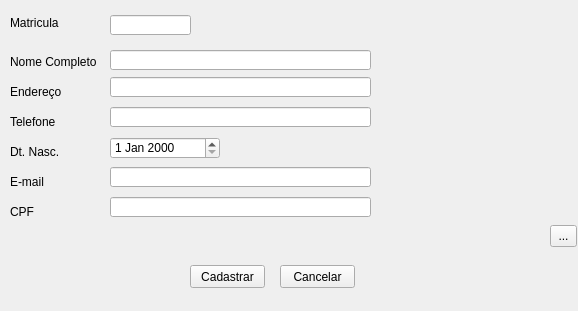
oscaresende/MATA76, file academiaUfba/addpro.ui: the form before one commit.
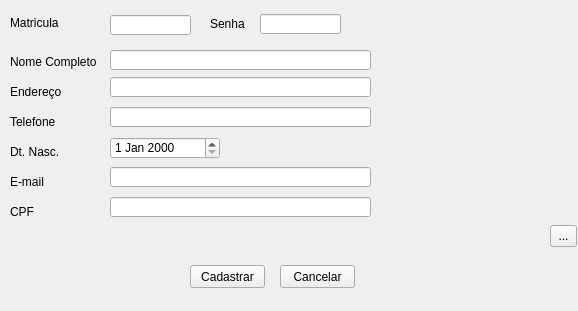
The form after the commit.

Commit message: adicionado validação de login e senha

```diff
--- a/academiaUfba/addpro.ui
+++ b/academiaUfba/addpro.ui
@@ -226,6 +226,32 @@
     </rect>
    </property>
   </widget>
+  <widget class="QLabel" name="label_8">
+   <property name="geometry">
+    <rect>
+     <x>210</x>
+     <y>16</y>
+     <width>41</width>
+     <height>16</height>
+    </rect>
+   </property>
+   <property name="text">
+    <string>Senha</string>
+   </property>
+  </widget>
+  <widget class="QLineEdit" name="lineEdit_8">
+   <property name="geometry">
+    <rect>
+     <x>260</x>
+     <y>14</y>
+     <width>81</width>
+     <height>20</height>
+    </rect>
+   </property>
+   <property name="echoMode">
+    <enum>QLineEdit::Password</enum>
+   </property>
+  </widget>
  </widget>
  <resources/>
  <connections/>
```
The commit also changes 39 other files.
